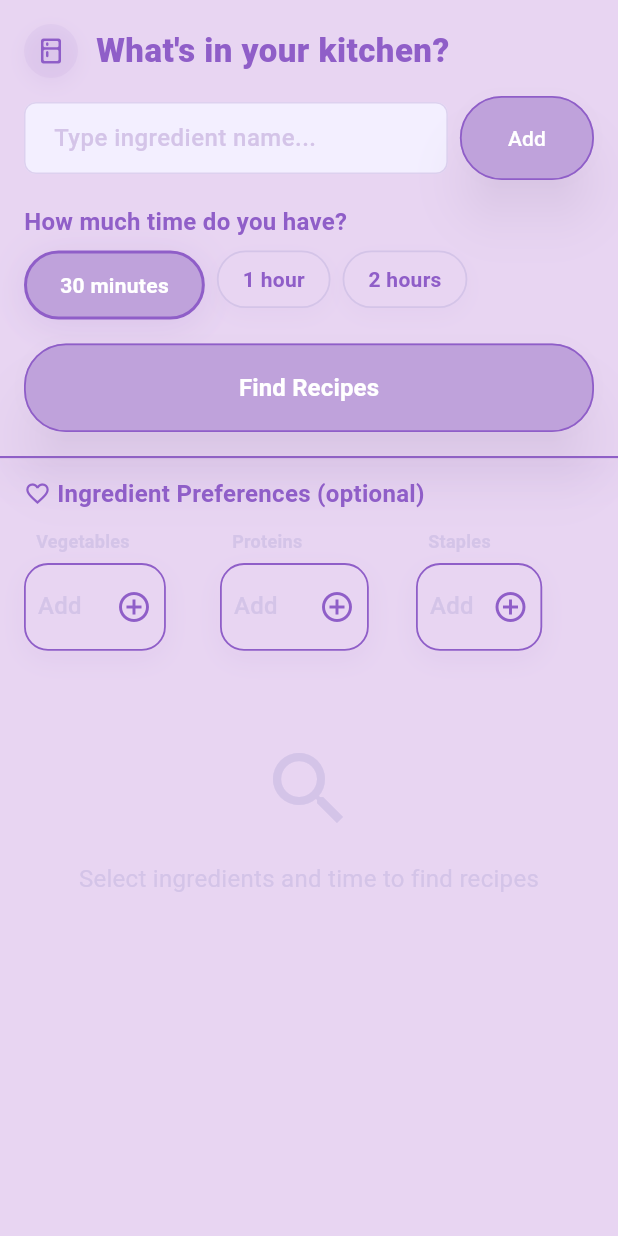
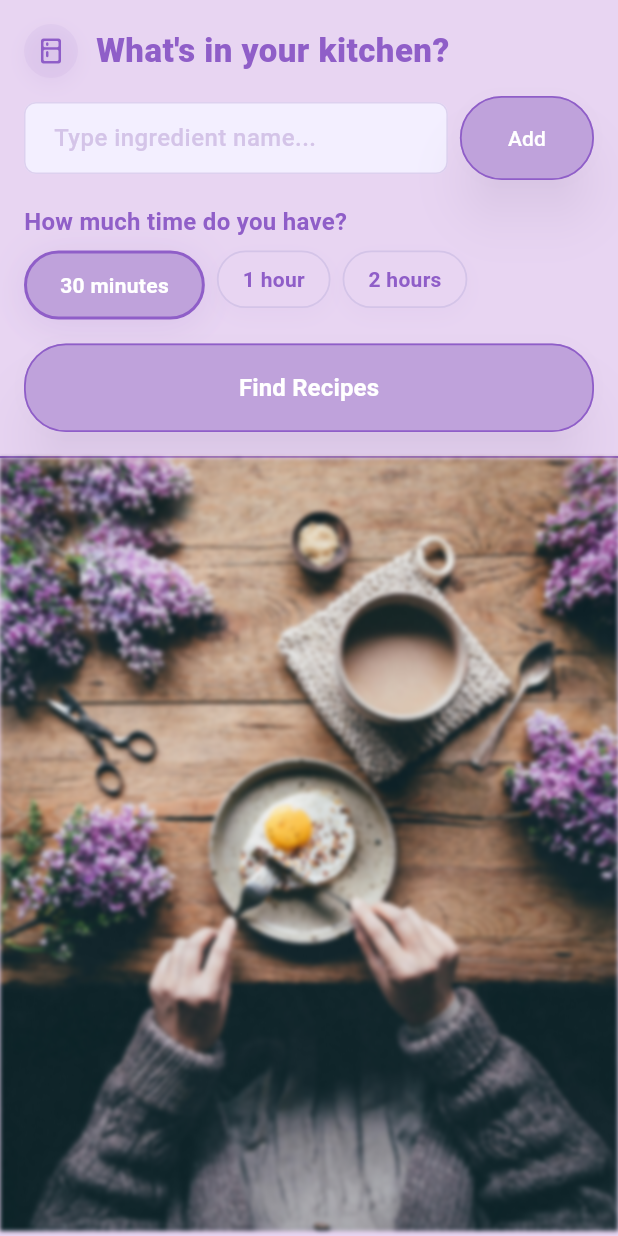
Before and after one commit to viyan0/recipeapp, a Flutter app: the SearchScreen screen opened by its route, on a phone screen of 412 x 824 dp. Run offline on Flutter 3.47's test engine with Material 3 defaults, Android fonts, the phone set to English and light mode, and no system bars; our stand-ins replace shared_preferences; accounts and stored records are empty.

```diff
--- a/frontend/recipe_app/lib/screens/search_screen.dart
+++ b/frontend/recipe_app/lib/screens/search_screen.dart
@@ -1,4 +1,5 @@
 import 'package:flutter/material.dart';
+import 'dart:ui';
 import '../services/recipe_service.dart';
 import '../services/auth_service.dart';
 import 'recipe_results_screen.dart';
@@ -114,7 +115,7 @@ class _SearchScreenState extends State<SearchScreen> {
 
     if (allIngredients.isEmpty) {
       setState(() {
-        _errorMessage = 'Please add at least one ingredient or select preferences';
+        _errorMessage = 'Please add at least one ingredient';
       });
       return;
     }
@@ -471,6 +472,17 @@ class _SearchScreenState extends State<SearchScreen> {
               ),
             ),
 
+            // Lightly blurred full-width image placed below the button
+            ImageFiltered(
+              imageFilter: ImageFilter.blur(sigmaX: 1.5, sigmaY: 1.5),
+              child: Image.asset(
+                'assets/images/search_bg.jpg',
+                fit: BoxFit.fitWidth,
+                alignment: Alignment.topCenter,
+                width: double.infinity,
+              ),
+            ),
+
             // Selected ingredients
             if (_requiredIngredients.isNotEmpty) ...[
               Container(
@@ -512,83 +524,7 @@ class _SearchScreenState extends State<SearchScreen> {
               ),
             ],
 
-            // Ingredient preferences - 3 horizontal dropdowns
-            Container(
-              padding: EdgeInsets.symmetric(horizontal: 16, vertical: 12),
-              child: Column(
-                crossAxisAlignment: CrossAxisAlignment.start,
-                children: [
-                  Row(
-                    children: [
-                      Icon(Icons.favorite_outline, color: ThemeProvider.deepLavender, size: 18),
-                      SizedBox(width: 4),
-                      Expanded(
-                        child: Text(
-                          'Ingredient Preferences (optional)',
-                          style: TextStyle(
-                            fontSize: 16,
-                            fontWeight: FontWeight.w600,
-                            color: ThemeProvider.deepLavender,
-                          ),
-                        ),
-                      ),
-                    ],
-                  ),
-                  SizedBox(height: 12),
-                  Row(
-                    children: [
-                      Expanded(
-                        child: _buildMultiSelectDropdown(
-                          label: 'Vegetables',
-                          selectedValues: _selectedVegetables,
-                          options: _ingredientCategories['Vegetables']!,
-                          onChanged: (vals) {
-                            setState(() {
-                              _selectedVegetables = vals;
-                              _selectedPreferences.removeWhere((e) => _ingredientCategories['Vegetables']!.contains(e));
-                              _selectedPreferences.addAll(vals);
-                              _requiredIngredients.removeWhere((e) => vals.contains(e));
-                            });
-                          },
-                        ),
-                      ),
-                      SizedBox(width: 12),
-                      Expanded(
-                        child: _buildMultiSelectDropdown(
-                          label: 'Proteins',
-                          selectedValues: _selectedProteins,
-                          options: _ingredientCategories['Proteins']!,
-                          onChanged: (vals) {
-                            setState(() {
-                              _selectedProteins = vals;
-                              _selectedPreferences.removeWhere((e) => _ingredientCategories['Proteins']!.contains(e));
-                              _selectedPreferences.addAll(vals);
-                              _requiredIngredients.removeWhere((e) => vals.contains(e));
-                            });
-                          },
-                        ),
-                      ),
-                      SizedBox(width: 12),
-                      Expanded(
-                        child: _buildMultiSelectDropdown(
-                          label: 'Staples',
-                          selectedValues: _selectedStaples,
-                          options: _ingredientCategories['Staples']!,
-                          onChanged: (vals) {
-                            setState(() {
-                              _selectedStaples = vals;
-                              _selectedPreferences.removeWhere((e) => _ingredientCategories['Staples']!.contains(e));
-                              _selectedPreferences.addAll(vals);
-                              _requiredIngredients.removeWhere((e) => vals.contains(e));
-                            });
-                          },
-                        ),
-                      ),
-                    ],
-                  ),
-                ],
-              ),
-            ),
+            // Removed ingredient preference dropdowns (Vegetables, Proteins, Staples)
 
             // Error message
             if (_errorMessage.isNotEmpty)
@@ -631,9 +567,9 @@ class _SearchScreenState extends State<SearchScreen> {
                       ),
                     ],
                   ),
-                ),
-              )
-            else
+              ),
+            )
+          else
               Container(
                 height: 200,
                 child: Center(
--- a/frontend/recipe_app/pubspec.yaml
+++ b/frontend/recipe_app/pubspec.yaml
@@ -61,9 +61,8 @@ flutter:
   uses-material-design: true
 
   # To add assets to your application, add an assets section, like this:
-  # assets:
-  #   - images/a_dot_burr.jpeg
-  #   - images/a_dot_ham.jpeg
+  assets:
+    - assets/images/
 
   # An image asset can refer to one or more resolution-specific "variants", see
   # https://flutter.dev/to/resolution-aware-images
```
Also changed, not shown: frontend/recipe_app/assets/images/search_bg.jpg (added).
